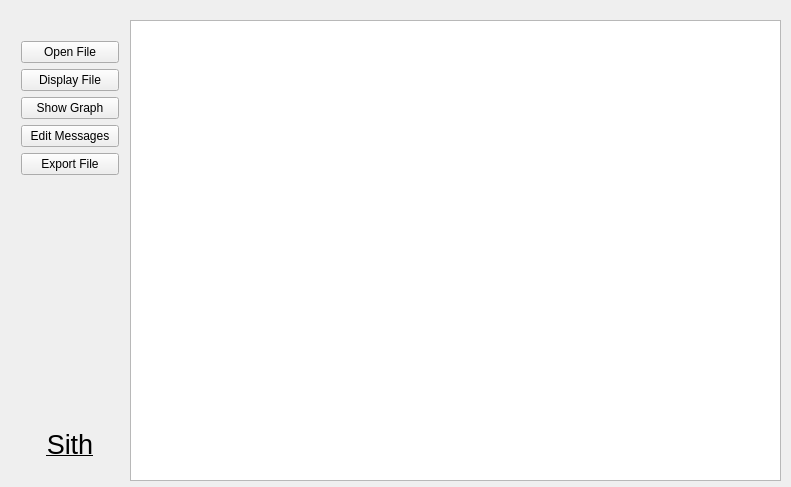
The window that mainwindow.ui (ajnovice/sith) describes before a commit, drawn with Qt 5.
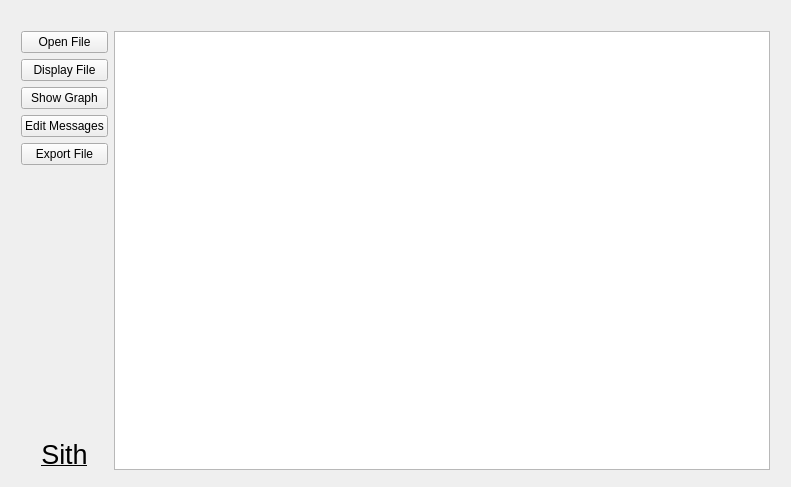
The same window after the commit.

What changed in the file:
```diff
--- a/mainwindow.ui
+++ b/mainwindow.ui
@@ -14,25 +14,17 @@
    <string>MainWindow</string>
   </property>
   <widget class="QWidget" name="centralWidget">
-   <widget class="QGraphicsView" name="graphicsView">
+   <widget class="QWidget" name="">
     <property name="geometry">
      <rect>
-      <x>130</x>
+      <x>10</x>
       <y>20</y>
-      <width>651</width>
+      <width>771</width>
       <height>461</height>
      </rect>
     </property>
-   </widget>
-   <widget class="QWidget" name="layoutWidget">
-    <property name="geometry">
-     <rect>
-      <x>10</x>
-      <y>30</y>
-      <width>120</width>
-      <height>441</height>
-     </rect>
-    </property>
+    <layout class="QHBoxLayout" name="horizontalLayout">
+     <item>
     <layout class="QVBoxLayout" name="verticalLayout_2">
      <item>
       <widget class="QPushButton" name="pushButton_4">
@@ -98,6 +90,11 @@
         <set>Qt::AlignCenter</set>
        </property>
       </widget>
+       </item>
+      </layout>
+     </item>
+     <item>
+      <widget class="QGraphicsView" name="graphicsView"/>
      </item>
     </layout>
    </widget>
```
Lines whose indentation alone changed are shown as unchanged.
